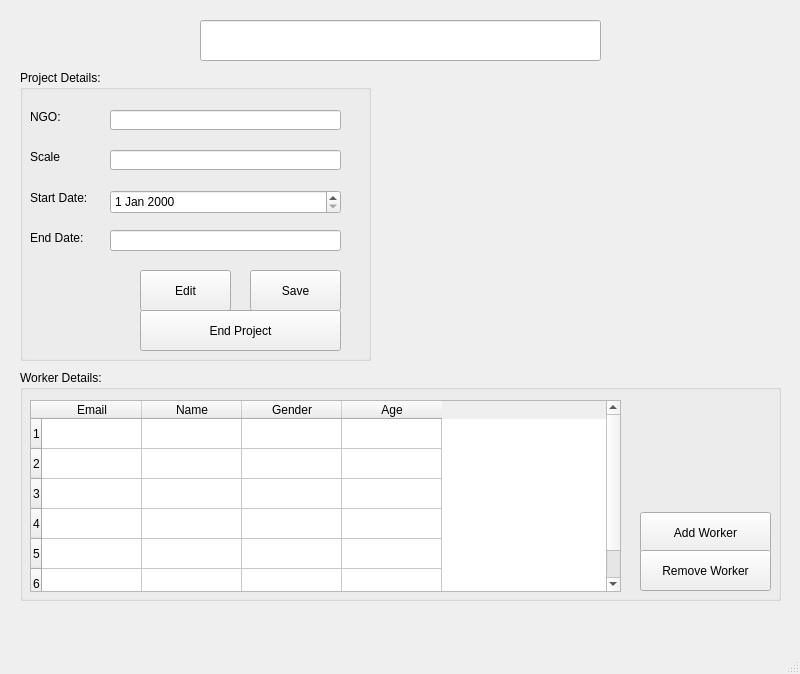
Qt form Screens/ViewProject.ui (msaadg/NGOConnect) before a commit.
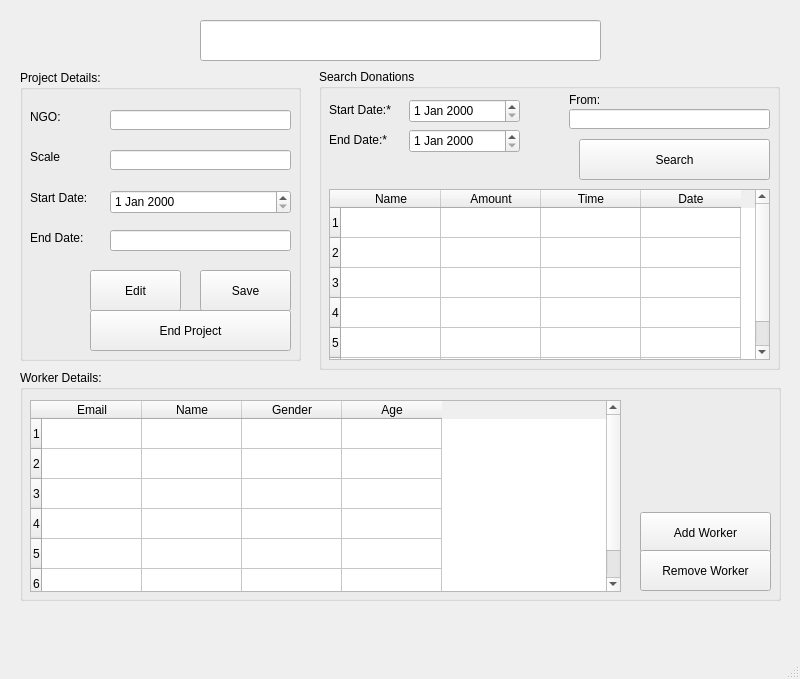
The same form after that commit.

Commit message: added donations report functionality

What changed in the file:
```diff
--- a/Screens/ViewProject.ui
+++ b/Screens/ViewProject.ui
@@ -7,7 +7,7 @@
     <x>0</x>
     <y>0</y>
     <width>800</width>
-    <height>674</height>
+    <height>679</height>
    </rect>
   </property>
   <property name="windowTitle">
@@ -32,7 +32,7 @@
      <rect>
       <x>20</x>
       <y>70</y>
-      <width>351</width>
+      <width>281</width>
       <height>291</height>
      </rect>
     </property>
@@ -83,7 +83,7 @@
       <rect>
        <x>90</x>
        <y>40</y>
-       <width>231</width>
+       <width>181</width>
        <height>20</height>
       </rect>
      </property>
@@ -93,7 +93,7 @@
       <rect>
        <x>90</x>
        <y>80</y>
-       <width>231</width>
+       <width>181</width>
        <height>20</height>
       </rect>
      </property>
@@ -103,7 +103,7 @@
       <rect>
        <x>90</x>
        <y>120</y>
-       <width>231</width>
+       <width>181</width>
        <height>24</height>
       </rect>
      </property>
@@ -124,7 +124,7 @@
     <widget class="QPushButton" name="projectSaveBtn">
      <property name="geometry">
       <rect>
-       <x>230</x>
+       <x>180</x>
        <y>200</y>
        <width>91</width>
        <height>41</height>
@@ -137,7 +137,7 @@
     <widget class="QPushButton" name="projectEditBtn">
      <property name="geometry">
       <rect>
-       <x>120</x>
+       <x>70</x>
        <y>200</y>
        <width>91</width>
        <height>41</height>
@@ -150,7 +150,7 @@
     <widget class="QPushButton" name="endProjectBtn">
      <property name="geometry">
       <rect>
-       <x>120</x>
+       <x>70</x>
        <y>240</y>
        <width>201</width>
        <height>41</height>
@@ -165,7 +165,7 @@
       <rect>
        <x>90</x>
        <y>160</y>
-       <width>231</width>
+       <width>181</width>
        <height>21</height>
       </rect>
      </property>
@@ -249,6 +249,144 @@
      </property>
     </widget>
    </widget>
+   <widget class="QGroupBox" name="groupBox_3">
+    <property name="geometry">
+     <rect>
+      <x>319</x>
+      <y>69</y>
+      <width>461</width>
+      <height>301</height>
+     </rect>
+    </property>
+    <property name="title">
+     <string>Search Donations</string>
+    </property>
+    <widget class="QLabel" name="label_9">
+     <property name="geometry">
+      <rect>
+       <x>10</x>
+       <y>30</y>
+       <width>91</width>
+       <height>21</height>
+      </rect>
+     </property>
+     <property name="text">
+      <string>Start Date:*</string>
+     </property>
+    </widget>
+    <widget class="QDateEdit" name="startDate">
+     <property name="geometry">
+      <rect>
+       <x>90</x>
+       <y>30</y>
+       <width>111</width>
+       <height>24</height>
+      </rect>
+     </property>
+    </widget>
+    <widget class="QLabel" name="label_10">
+     <property name="geometry">
+      <rect>
+       <x>10</x>
+       <y>60</y>
+       <width>71</width>
+       <height>21</height>
+      </rect>
+     </property>
+     <property name="text">
+      <string>End Date:*</string>
+     </property>
+    </widget>
+    <widget class="QDateEdit" name="endDate">
+     <property name="geometry">
+      <rect>
+       <x>90</x>
+       <y>60</y>
+       <width>111</width>
+       <height>24</height>
+      </rect>
+     </property>
+    </widget>
+    <widget class="QTableWidget" name="donationDetails">
+     <property name="geometry">
+      <rect>
+       <x>10</x>
+       <y>120</y>
+       <width>441</width>
+       <height>171</height>
+      </rect>
+     </property>
+     <property name="rowCount">
+      <number>6</number>
+     </property>
+     <row/>
+     <row/>
+     <row/>
+     <row/>
+     <row/>
+     <row/>
+     <column>
+      <property name="text">
+       <string>Name</string>
+      </property>
+     </column>
+     <column>
+      <property name="text">
+       <string>Amount</string>
+      </property>
+     </column>
+     <column>
+      <property name="text">
+       <string>Time</string>
+      </property>
+     </column>
+     <column>
+      <property name="text">
+       <string>Date</string>
+      </property>
+     </column>
+    </widget>
+    <widget class="QPushButton" name="donationSearchBtn">
+     <property name="geometry">
+      <rect>
+       <x>260</x>
+       <y>70</y>
+       <width>191</width>
+       <height>41</height>
+      </rect>
+     </property>
+     <property name="text">
+      <string>Search</string>
+     </property>
+    </widget>
+    <widget class="QLineEdit" name="donorName">
+     <property name="geometry">
+      <rect>
+       <x>250</x>
+       <y>40</y>
+       <width>201</width>
+       <height>20</height>
+      </rect>
+     </property>
+    </widget>
+    <widget class="QLabel" name="label_11">
+     <property name="geometry">
+      <rect>
+       <x>250</x>
+       <y>20</y>
+       <width>61</width>
+       <height>21</height>
+      </rect>
+     </property>
+     <property name="text">
+      <string>From:</string>
+     </property>
+    </widget>
+   </widget>
+   <zorder>groupBox</zorder>
+   <zorder>projectName</zorder>
+   <zorder>groupBox_2</zorder>
+   <zorder>groupBox_3</zorder>
   </widget>
   <widget class="QMenuBar" name="menubar">
    <property name="geometry">
```
The commit also changes 4 other files.
